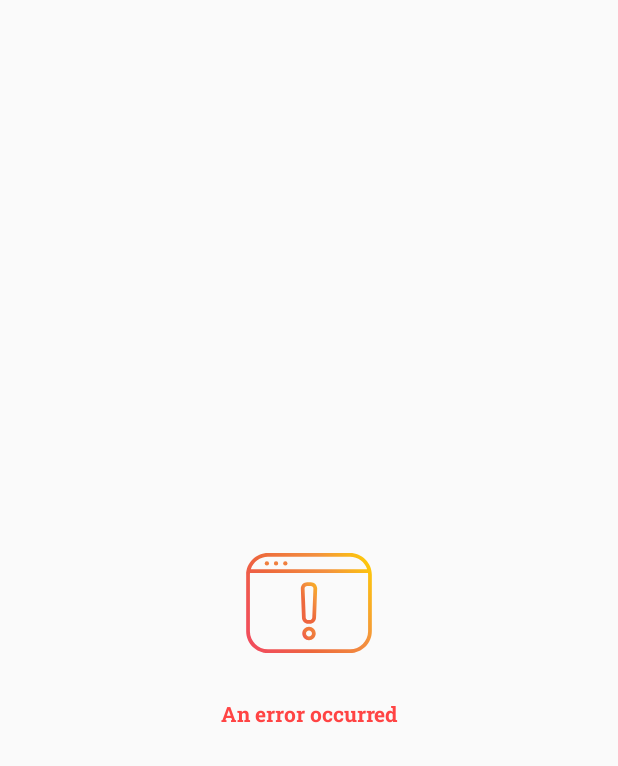
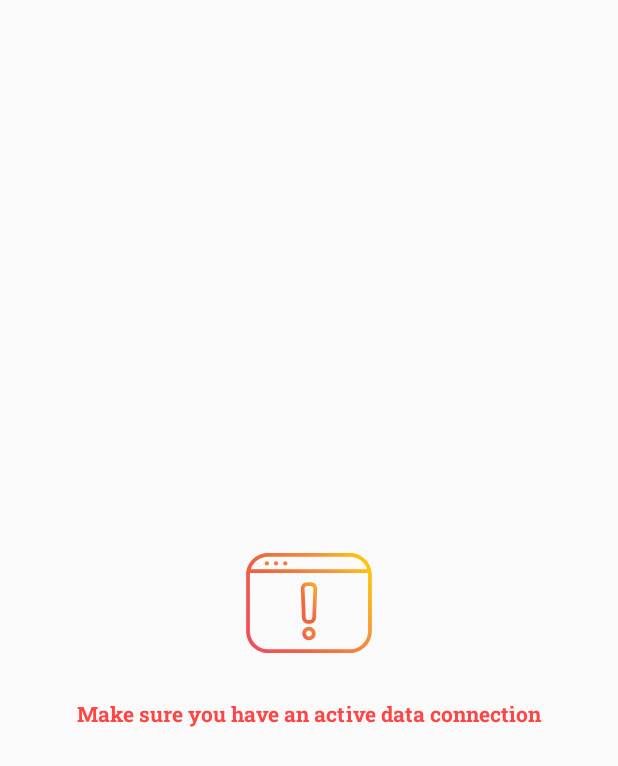
Before and after one commit to shaynasharma/News-App, an Android app: the layout layout_error.xml on its own in the app's theme, with its tools: preview values and no code run, on a phone screen of 412 x 824 dp. Shown: the top 766 px of the screen. Run offline under Robolectric (Android 15) with nearby library versions, the phone set to English and light mode, and no system bars.

Commit message:
1. Internet not available exception UI implemented and handled.

```diff
--- a/app/src/main/java/com/byju/news/data/db/AppDatabase.kt
+++ b/app/src/main/java/com/byju/news/data/db/AppDatabase.kt
@@ -6,6 +6,9 @@ import androidx.room.Room
 import androidx.room.RoomDatabase
 import com.byju.news.data.db.entities.NewsPaper
 
+/**
+ * Created by Shayna Sharma on 12,June,2020
+ */
 @Database(
     entities = [NewsPaper::class],
     version = 1
--- a/app/src/main/java/com/byju/news/data/db/NewsPaperDao.kt
+++ b/app/src/main/java/com/byju/news/data/db/NewsPaperDao.kt
@@ -7,6 +7,9 @@ import androidx.room.OnConflictStrategy
 import androidx.room.Query
 import com.byju.news.data.db.entities.NewsPaper
 
+/**
+ * Created by Shayna Sharma on 12,June,2020
+ */
 @Dao
 interface NewsPaperDao {
 
--- a/app/src/main/java/com/byju/news/data/network/MyApi.kt
+++ b/app/src/main/java/com/byju/news/data/network/MyApi.kt
@@ -7,6 +7,9 @@ import retrofit2.Retrofit
 import retrofit2.converter.gson.GsonConverterFactory
 import retrofit2.http.GET
 
+/**
+ * Created by Shayna Sharma on 12,June,2020
+ */
 interface MyApi {
 
     @GET("/v2/top-headlines?country=us&apiKey=dec52be523424f40915c90202c347c85")
--- a/app/src/main/java/com/byju/news/data/network/NetworkConnectionInterceptor.kt
+++ b/app/src/main/java/com/byju/news/data/network/NetworkConnectionInterceptor.kt
@@ -9,6 +9,9 @@ import com.byju.news.utils.NoInternetException
 import okhttp3.Interceptor
 import okhttp3.Response
 
+/**
+ * Created by Shayna Sharma on 12,June,2020
+ */
 class NetworkConnectionInterceptor(
     context: Context
 ) : Interceptor {
--- a/app/src/main/java/com/byju/news/view/WelcomeActivity.kt
+++ b/app/src/main/java/com/byju/news/view/WelcomeActivity.kt
@@ -25,7 +25,7 @@ class WelcomeActivity : AppCompatActivity() {
     }
 
     private fun animateWelcomeView() {
-        rootlayout.animate().translationY(-2600f).setDuration(2000).startDelay = 2000
+        rootlayout.animate().translationY(-2600f).setDuration(2000).startDelay = 1600
     }
 
     private fun callHomeActivity() {
--- a/app/src/main/res/anim/fadein_anim.xml
+++ b/app/src/main/res/anim/fadein_anim.xml
@@ -5,4 +5,4 @@
     android:fillAfter="true"
     android:fromAlpha="0.1"
     android:toAlpha="1.0"
-    android:duration="1500"/>
+    android:duration="1000"/>
--- a/app/src/main/res/layout/activity_news_home.xml
+++ b/app/src/main/res/layout/activity_news_home.xml
@@ -19,7 +19,6 @@
             app:navGraph="@navigation/nav_graph"
             app:defaultNavHost="true"
             android:id="@+id/fragment"/>
-
     </LinearLayout>
 
 </androidx.constraintlayout.widget.ConstraintLayout>
--- a/app/src/main/res/layout/layout_error.xml
+++ b/app/src/main/res/layout/layout_error.xml
@@ -19,7 +19,7 @@
         android:layout_marginLeft="@dimen/margin_high_space"
         android:layout_marginRight="@dimen/margin_high_space"
         android:gravity="center"
+        android:text="@string/an_error_occurred"
         android:fontFamily="@font/roboto_slab_bold"
-        android:textColor="@android:color/holo_red_light"
-        tools:text="@string/an_error_occurred" />
+        android:textColor="@android:color/holo_red_light" />
 </LinearLayout>
--- a/app/src/main/res/values/strings.xml
+++ b/app/src/main/res/values/strings.xml
@@ -5,6 +5,6 @@
     <string name="news_company_name">CNN</string>
     <string name="news_description">Oil prices crashed by 8 percent early on Thursday</string>
     <string name="empty_list">No News found!</string>
-    <string name="an_error_occurred">An error occurred</string>
+    <string name="an_error_occurred">Make sure you have an active data connection</string>
     <string name="publishedDate">Published Date</string>
 </resources>
```
Also changed, not shown: app/src/main/java/com/byju/news/data/network/responses/NewspaperResponse.kt (+6 -4 lines), app/src/main/java/com/byju/news/view/NewsHomeFragment.kt (+6 -3 lines).
